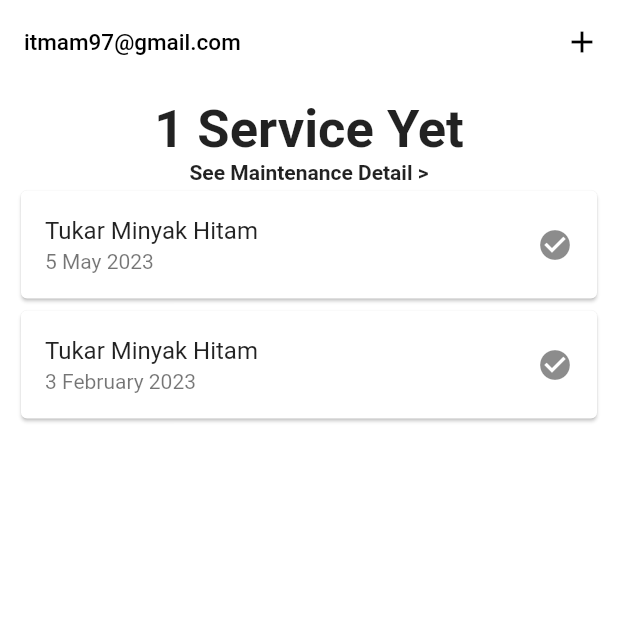
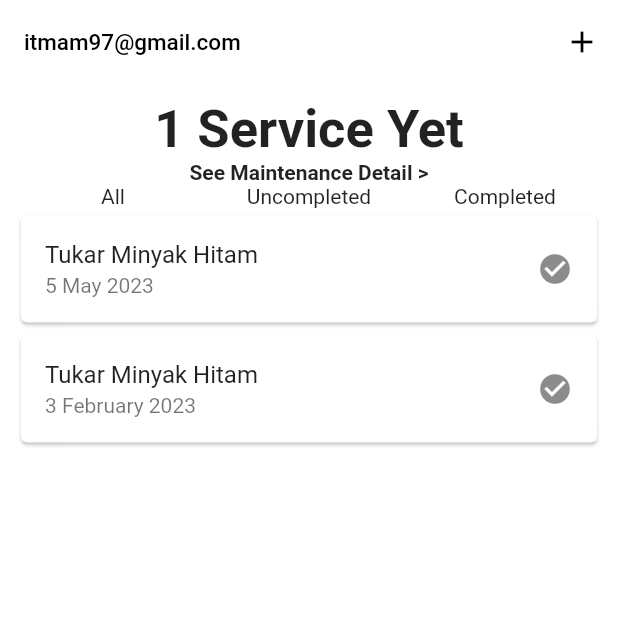
Before and after one commit to imk97/motorMaintenanceApp, a Flutter app: the screen it shows after launch, on a phone screen of 412 x 824 dp, the top half of it. Run offline on Flutter 3.47's test engine with Material 2 defaults, Android fonts, the phone set to English and light mode, and no system bars.

Commit message:
add category in header

```diff
--- a/lib/main.dart
+++ b/lib/main.dart
@@ -87,17 +87,40 @@ class _MyHomePageState extends State<MyHomePage> {
       body: Padding(
         padding: const EdgeInsets.all(10.0),
         child: Column(
-          children: const <Widget>[
-            Text(
+          children: <Widget>[
+            const Text(
               '1 Service Yet',
               style: TextStyle(fontWeight: FontWeight.bold, fontSize: 35.0),
             ),
-            Text(
+            const Text(
               'See Maintenance Detail >',
               textAlign: TextAlign.center,
               style: TextStyle(fontWeight: FontWeight.bold),
             ),
-            Card(
+            Row(
+              mainAxisAlignment: MainAxisAlignment.center,
+              children: const <Widget>[
+                Expanded(
+                  child: Text(
+                    'All',
+                    textAlign: TextAlign.center,
+                  ),
+                ),
+                Expanded(
+                  child: Text(
+                    'Uncompleted',
+                    textAlign: TextAlign.center,
+                  ),
+                ),
+                Expanded(
+                  child: Text(
+                    'Completed',
+                    textAlign: TextAlign.center,
+                  ),
+                ),
+              ],
+            ),
+            const Card(
               child: ListTile(
                 title: Text('Tukar Minyak Hitam'),
                 subtitle: Text('5 May 2023'),
@@ -106,7 +129,7 @@ class _MyHomePageState extends State<MyHomePage> {
                 ),
               ),
             ),
-            Card(
+            const Card(
               child: ListTile(
                 title: Text('Tukar Minyak Hitam'),
                 subtitle: Text('3 February 2023'),
```
